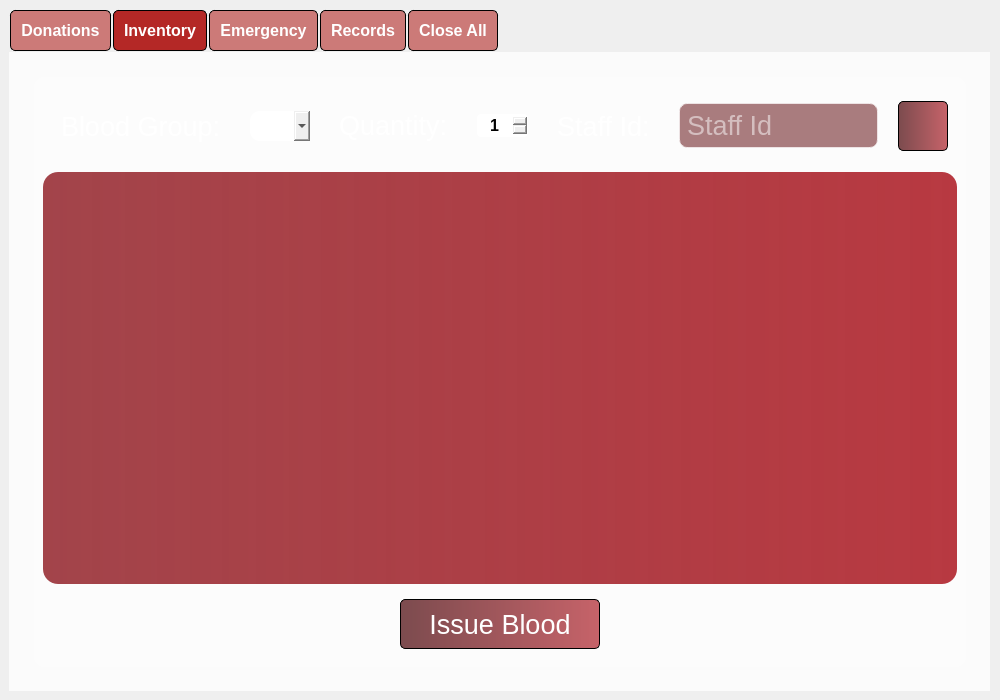
Before: the Qt Designer form app/UI/main_management_system.ui in SubZeroX9/Blood-Bank-System, drawn with Qt 5.
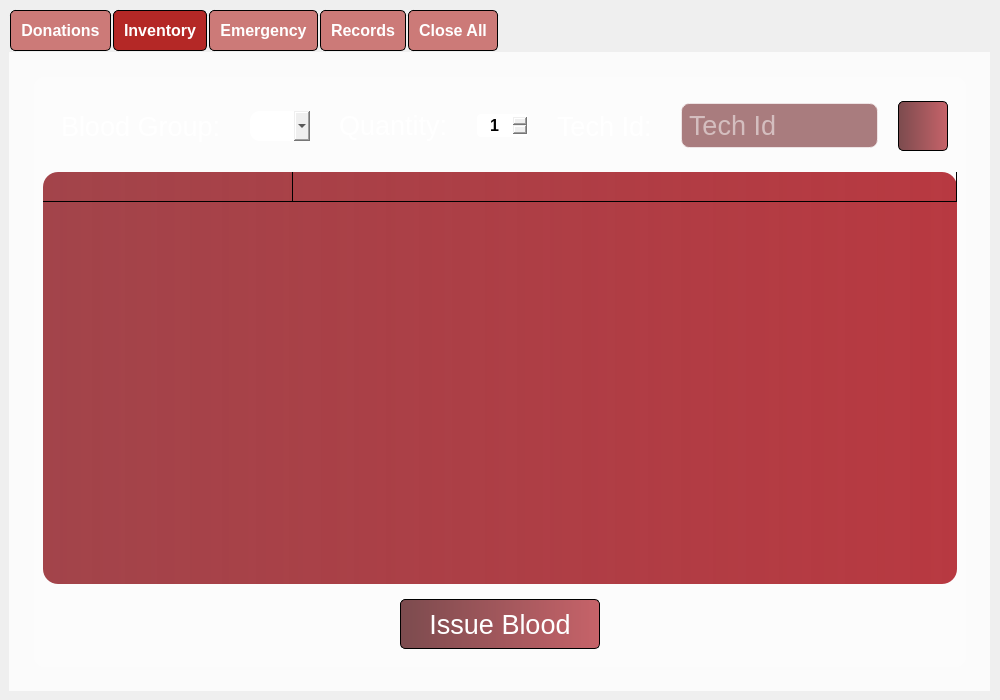
After: the same form once the commit is applied. The open tabs and pages were chosen to show the change. Icons and pictures are not drawn.

```diff
--- a/app/UI/main_management_system.ui
+++ b/app/UI/main_management_system.ui
@@ -543,7 +543,7 @@
 </string>
                 </property>
                 <property name="text">
-                 <string>Staff Id:</string>
+                 <string>Tech Id:</string>
                 </property>
                </widget>
               </item>
@@ -574,7 +574,7 @@
                  <enum>QLineEdit::Normal</enum>
                 </property>
                 <property name="placeholderText">
-                 <string>Staff Id</string>
+                 <string>Tech Id</string>
                 </property>
                </widget>
               </item>
@@ -661,6 +661,7 @@
 		background-color: qlineargradient(spread:pad, x1:0, y1:0, x2:1, y2:0, stop:0 rgba(151, 45, 52, 227), stop:1 rgba(184, 57, 65, 255));
 	alternate-background-color: rgb(41, 133, 129);
 	border-radius: 15px;
+	color: rgb(255, 255, 255);
 }
 
  QHeaderView::section {
@@ -671,7 +672,9 @@
         font-weight: bold;
 		border-radius: 10px;
 		margin-left: 1px;
-    }</string>
+		text-align:center;
+    }
+</string>
                 </property>
                 <property name="editTriggers">
                  <set>QAbstractItemView::NoEditTriggers</set>
@@ -686,7 +689,7 @@
                  <enum>QAbstractItemView::SelectRows</enum>
                 </property>
                 <property name="showGrid">
-                 <bool>false</bool>
+                 <bool>true</bool>
                 </property>
                 <property name="sortingEnabled">
                  <bool>true</bool>
@@ -712,6 +715,11 @@
                 <attribute name="verticalHeaderVisible">
                  <bool>false</bool>
                 </attribute>
+                <row>
+                 <property name="text">
+                  <string>New Row</string>
+                 </property>
+                </row>
                 <column>
                  <property name="text">
                   <string>Blood Group</string>
```
Left out of the diff: 16 changed lines with no effect on the pictures.
